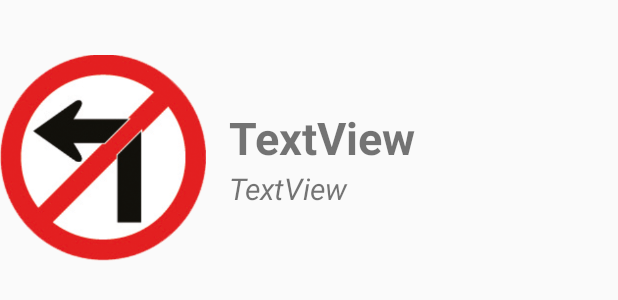
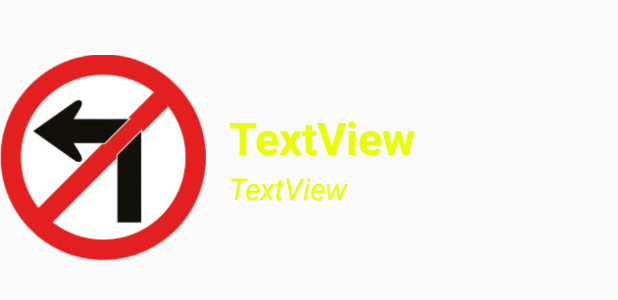
Before and after one commit to masterUNG/Ung-Project, an Android app: the layout traffic_listview.xml on its own in the app's theme, with its tools: preview values and no code run, on a phone screen of 412 x 824 dp. Shown: the top 300 px of the screen. Run offline under Robolectric (Android 15) with nearby library versions, the phone set to English and light mode, and no system bars.

Commit message:
Design UI ListView finish

```diff
--- a/app/src/main/res/layout/traffic_listview.xml
+++ b/app/src/main/res/layout/traffic_listview.xml
@@ -25,7 +25,8 @@
             android:layout_height="wrap_content"
             android:id="@+id/textView2"
             android:textSize="@dimen/h1"
-            android:textStyle="normal|bold" />
+            android:textStyle="normal|bold"
+            android:textColor="@color/aText" />
 
         <TextView
             android:text="TextView"
@@ -33,6 +34,7 @@
             android:layout_height="wrap_content"
             android:id="@+id/textView3"
             android:textSize="@dimen/h2"
-            android:textStyle="normal|italic" />
+            android:textStyle="normal|italic"
+            android:textColor="@color/aText" />
     </LinearLayout>
 </LinearLayout>
```
